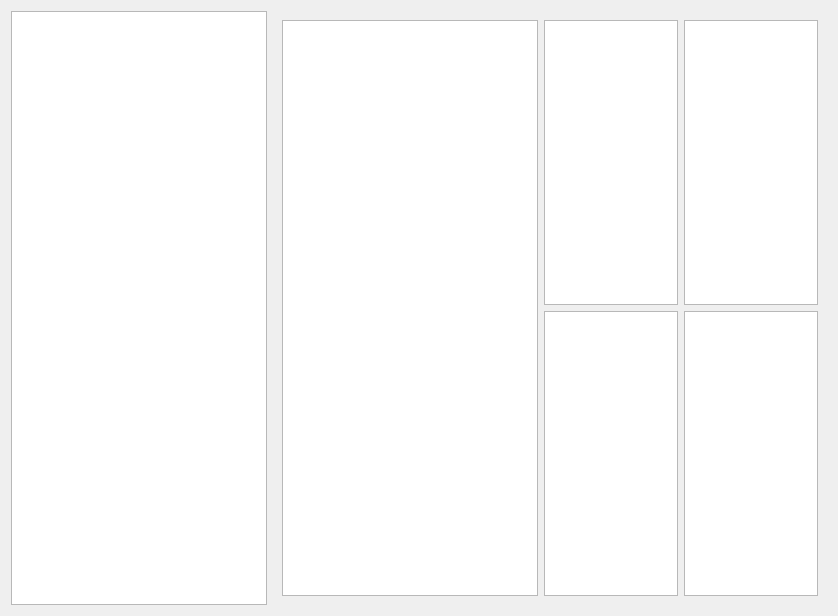
Old version of the form src/modelinspector/modelinspector.ui in the repository GAMS-dev/gams-mii.
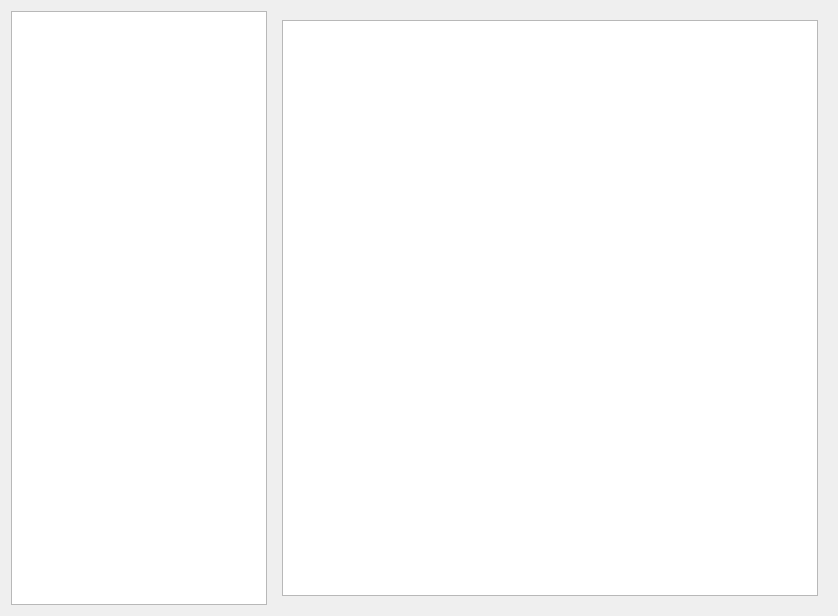
New version of the form. The open tabs and pages were chosen to show the change. Custom widgets are drawn as their Qt base class.

Commit message: full view

Diff of the .ui file:
```diff
--- a/src/modelinspector/modelinspector.ui
+++ b/src/modelinspector/modelinspector.ui
@@ -41,93 +41,10 @@
          </item>
         </layout>
        </widget>
-       <widget class="QWidget" name="statisticPAge2">
-        <layout class="QHBoxLayout" name="horizontalLayout_2">
+       <widget class="QWidget" name="fullView">
+        <layout class="QVBoxLayout" name="verticalLayout_4">
          <item>
-          <widget class="QTableWidget" name="statistic2Widget">
-           <property name="sizePolicy">
-            <sizepolicy hsizetype="Minimum" vsizetype="Expanding">
-             <horstretch>0</horstretch>
-             <verstretch>0</verstretch>
-            </sizepolicy>
-           </property>
-           <property name="editTriggers">
-            <set>QAbstractItemView::NoEditTriggers</set>
-           </property>
-           <property name="alternatingRowColors">
-            <bool>true</bool>
-           </property>
-           <property name="gridStyle">
-            <enum>Qt::NoPen</enum>
-           </property>
-           <property name="wordWrap">
-            <bool>false</bool>
-           </property>
-           <attribute name="horizontalHeaderVisible">
-            <bool>false</bool>
-           </attribute>
-           <attribute name="verticalHeaderVisible">
-            <bool>false</bool>
-           </attribute>
-          </widget>
-         </item>
-         <item>
-          <layout class="QGridLayout" name="gridLayout">
-           <item row="0" column="0">
-            <widget class="gams::studio::modelinspector::RangeChart" name="equationView">
-             <property name="sizePolicy">
-              <sizepolicy hsizetype="Expanding" vsizetype="Expanding">
-               <horstretch>0</horstretch>
-               <verstretch>0</verstretch>
-              </sizepolicy>
-             </property>
-            </widget>
-           </item>
-           <item row="0" column="1">
-            <widget class="gams::studio::modelinspector::VariableChart" name="variableView">
-             <property name="sizePolicy">
-              <sizepolicy hsizetype="Expanding" vsizetype="Expanding">
-               <horstretch>0</horstretch>
-               <verstretch>0</verstretch>
-              </sizepolicy>
-             </property>
-            </widget>
-           </item>
-           <item row="1" column="0">
-            <widget class="gams::studio::modelinspector::CoefficientChart" name="coeffView">
-             <property name="sizePolicy">
-              <sizepolicy hsizetype="Expanding" vsizetype="Expanding">
-               <horstretch>0</horstretch>
-               <verstretch>0</verstretch>
-              </sizepolicy>
-             </property>
-            </widget>
-           </item>
-           <item row="1" column="1">
-            <widget class="gams::studio::modelinspector::DummyChart" name="placeholderView">
-             <property name="sizePolicy">
-              <sizepolicy hsizetype="Expanding" vsizetype="Expanding">
-               <horstretch>0</horstretch>
-               <verstretch>0</verstretch>
-              </sizepolicy>
-             </property>
-            </widget>
-           </item>
-          </layout>
-         </item>
-        </layout>
-       </widget>
-       <widget class="QWidget" name="blockpicTree">
-        <layout class="QVBoxLayout" name="verticalLayout_3">
-         <item>
-          <widget class="QTreeView" name="blockpicTreeView">
-           <property name="editTriggers">
-            <set>QAbstractItemView::NoEditTriggers</set>
-           </property>
-           <property name="alternatingRowColors">
-            <bool>true</bool>
-           </property>
-          </widget>
+          <widget class="QTableView" name="modelInstanceView"/>
          </item>
         </layout>
        </widget>
@@ -149,26 +66,6 @@
    <extends>QTreeView</extends>
    <header>modelinspector/sectiontreeview.h</header>
   </customwidget>
-  <customwidget>
-   <class>gams::studio::modelinspector::RangeChart</class>
-   <extends>QGraphicsView</extends>
-   <header>modelinspector/rangechart.h</header>
-  </customwidget>
-  <customwidget>
-   <class>gams::studio::modelinspector::VariableChart</class>
-   <extends>QGraphicsView</extends>
-   <header>modelinspector/rangechart.h</header>
-  </customwidget>
-  <customwidget>
-   <class>gams::studio::modelinspector::CoefficientChart</class>
-   <extends>QGraphicsView</extends>
-   <header>modelinspector/rangechart.h</header>
-  </customwidget>
-  <customwidget>
-   <class>gams::studio::modelinspector::DummyChart</class>
-   <extends>QGraphicsView</extends>
-   <header>modelinspector/rangechart.h</header>
-  </customwidget>
  </customwidgets>
  <resources/>
  <connections/>
```
Left out of the diff: 2 changed lines with no effect on the pictures. The commit also changes 24 other files.
